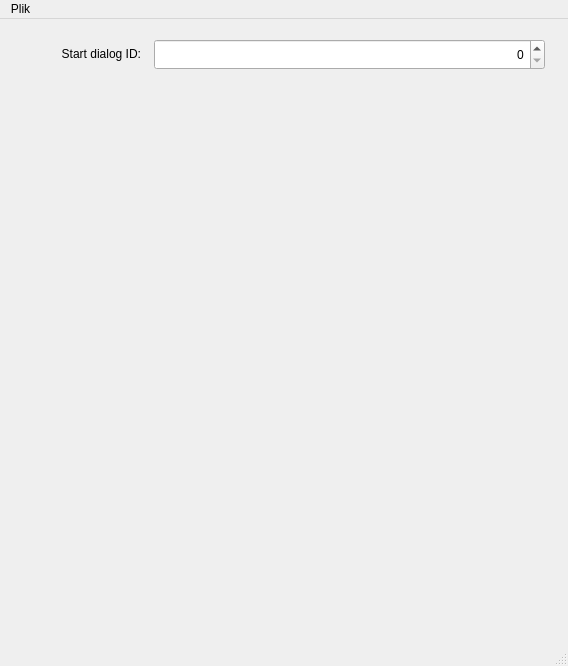
Above: forms/dialogeditor.ui from JakimPL/Roguelike before the change. Below: the same form after it.
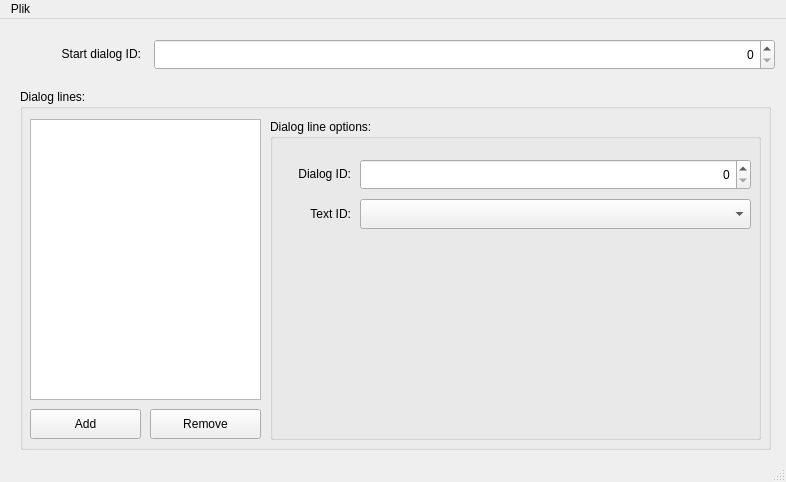
That is the form after the change.

Commit message: Added: editing dialog values

Diff of the .ui file:
```diff
--- a/forms/dialogeditor.ui
+++ b/forms/dialogeditor.ui
@@ -6,8 +6,8 @@
    <rect>
     <x>0</x>
     <y>0</y>
-    <width>568</width>
-    <height>666</height>
+    <width>786</width>
+    <height>482</height>
    </rect>
   </property>
   <property name="windowTitle">
@@ -19,7 +19,7 @@
      <rect>
       <x>154</x>
       <y>20</y>
-      <width>391</width>
+      <width>621</width>
       <height>31</height>
      </rect>
     </property>
@@ -46,13 +46,133 @@
      <set>Qt::AlignRight|Qt::AlignTrailing|Qt::AlignVCenter</set>
     </property>
    </widget>
+   <widget class="QGroupBox" name="dialogLinesBox">
+    <property name="geometry">
+     <rect>
+      <x>20</x>
+      <y>70</y>
+      <width>751</width>
+      <height>361</height>
+     </rect>
+    </property>
+    <property name="title">
+     <string>Dialog lines:</string>
+    </property>
+    <widget class="QListWidget" name="dialogLinesList">
+     <property name="geometry">
+      <rect>
+       <x>10</x>
+       <y>30</y>
+       <width>231</width>
+       <height>281</height>
+      </rect>
+     </property>
+    </widget>
+    <widget class="QGroupBox" name="dialogLineOptionsBox">
+     <property name="geometry">
+      <rect>
+       <x>250</x>
+       <y>30</y>
+       <width>491</width>
+       <height>321</height>
+      </rect>
+     </property>
+     <property name="title">
+      <string>Dialog line options:</string>
+     </property>
+     <widget class="QLabel" name="dialogIDLabel">
+      <property name="geometry">
+       <rect>
+        <x>10</x>
+        <y>40</y>
+        <width>71</width>
+        <height>30</height>
+       </rect>
+      </property>
+      <property name="text">
+       <string>Dialog ID:</string>
+      </property>
+      <property name="alignment">
+       <set>Qt::AlignRight|Qt::AlignTrailing|Qt::AlignVCenter</set>
+      </property>
+     </widget>
+     <widget class="QSpinBox" name="dialogIDBox">
+      <property name="geometry">
+       <rect>
+        <x>90</x>
+        <y>40</y>
+        <width>391</width>
+        <height>31</height>
+       </rect>
+      </property>
+      <property name="alignment">
+       <set>Qt::AlignRight|Qt::AlignTrailing|Qt::AlignVCenter</set>
+      </property>
+      <property name="maximum">
+       <number>999999999</number>
+      </property>
+     </widget>
+     <widget class="QLabel" name="textIDLabel">
+      <property name="geometry">
+       <rect>
+        <x>10</x>
+        <y>80</y>
+        <width>71</width>
+        <height>30</height>
+       </rect>
+      </property>
+      <property name="text">
+       <string>Text ID:</string>
+      </property>
+      <property name="alignment">
+       <set>Qt::AlignRight|Qt::AlignTrailing|Qt::AlignVCenter</set>
+      </property>
+     </widget>
+     <widget class="QComboBox" name="textIDBox">
+      <property name="geometry">
+       <rect>
+        <x>90</x>
+        <y>80</y>
+        <width>391</width>
+        <height>30</height>
+       </rect>
+      </property>
+     </widget>
+    </widget>
+    <widget class="QPushButton" name="addButton">
+     <property name="geometry">
+      <rect>
+       <x>10</x>
+       <y>320</y>
+       <width>111</width>
+       <height>30</height>
+      </rect>
+     </property>
+     <property name="text">
+      <string>Add</string>
+     </property>
+    </widget>
+    <widget class="QPushButton" name="removeButton">
+     <property name="geometry">
+      <rect>
+       <x>130</x>
+       <y>320</y>
+       <width>111</width>
+       <height>30</height>
+      </rect>
+     </property>
+     <property name="text">
+      <string>Remove</string>
+     </property>
+    </widget>
+   </widget>
   </widget>
   <widget class="QMenuBar" name="menubar">
    <property name="geometry">
     <rect>
      <x>0</x>
      <y>0</y>
-     <width>568</width>
+     <width>786</width>
      <height>23</height>
     </rect>
    </property>
```
The commit also changes 9 other files.
